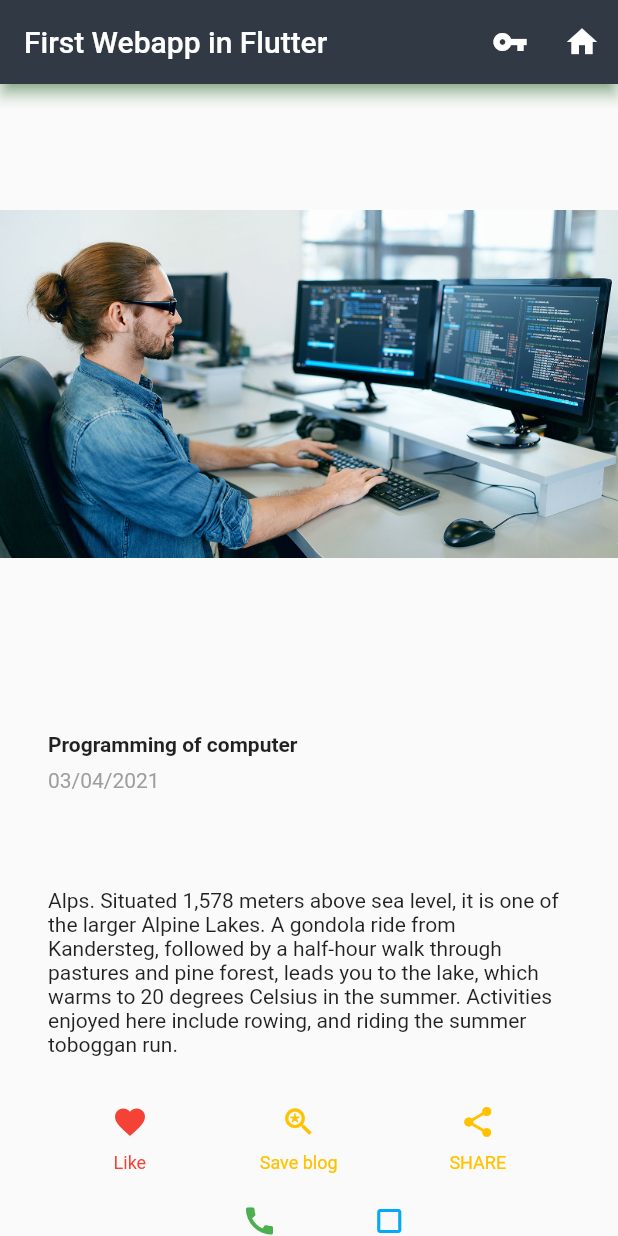
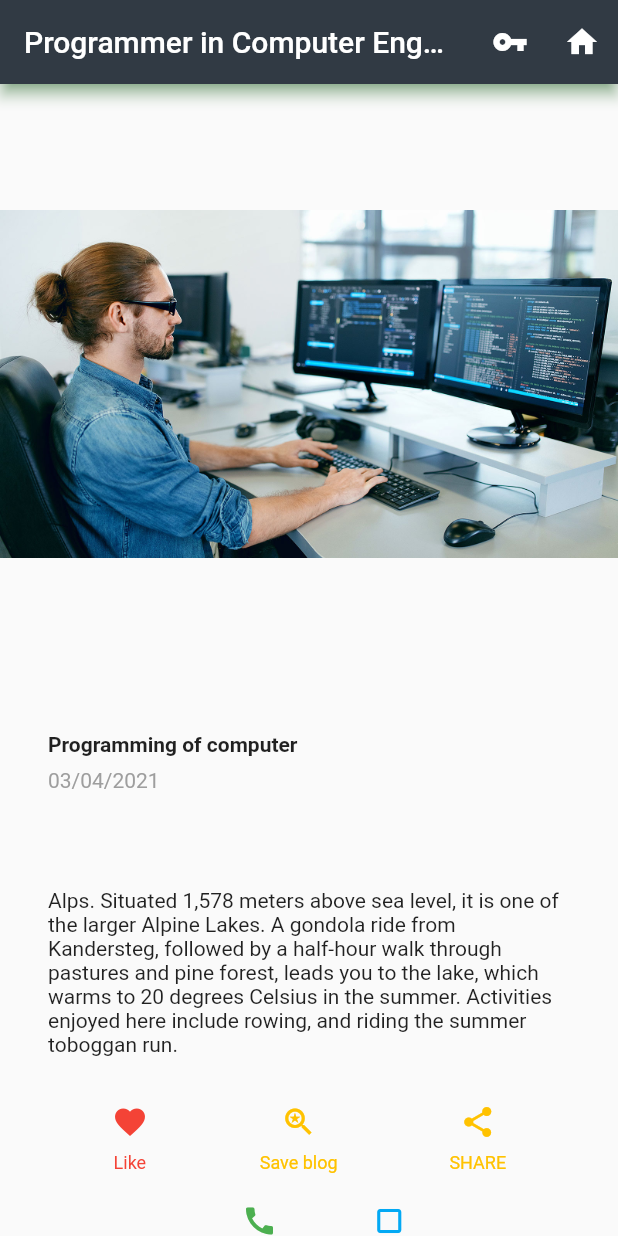
Before and after one commit to CampWichapon/projectfw, a Flutter app: the screen it shows after launch, after a tap on "BLOG", on a phone screen of 412 x 824 dp. Run offline on Flutter 3.47's test engine with Material 2 defaults, Android fonts, the light colour scheme and no system bars.

Commit message:
dev 08042021 1704

```diff
--- a/lib/screen/bloghis1_screen.dart
+++ b/lib/screen/bloghis1_screen.dart
@@ -96,7 +96,7 @@ class _bloghis1 extends State<bloghis1> {
       ),
     );
     return MaterialApp(
-        title: 'First Webapp in Flutter',
+        title: 'Blog',
         debugShowCheckedModeBanner: false,
         theme: ThemeData(
           primaryColor: AppTheme.dark_grey,
@@ -104,7 +104,7 @@ class _bloghis1 extends State<bloghis1> {
         home: Scaffold(
           appBar: AppBar(
             shadowColor: Colors.green,
-            title: Text('First Webapp in Flutter'),
+            title: Text('Programmer in Computer Engineer'),
             actions: <Widget>[
               IconButton(
                 icon: const Icon(Icons.vpn_key),
```
Also changed, not shown: 1 other file.
